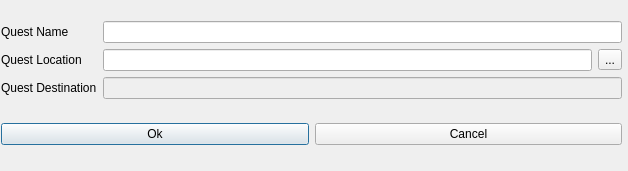
Old version of the form ui/newquestdialog.ui in the repository hkeeble/ProcLevelDesigner.
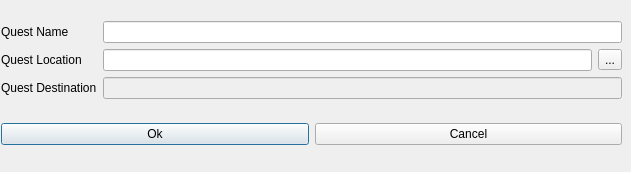
New version of the form.

The edit to the form file:
```diff
--- a/ui/newquestdialog.ui
+++ b/ui/newquestdialog.ui
@@ -6,26 +6,26 @@
    <rect>
     <x>0</x>
     <y>0</y>
-    <width>628</width>
-    <height>171</height>
+    <width>631</width>
+    <height>172</height>
    </rect>
   </property>
   <property name="minimumSize">
    <size>
-    <width>628</width>
-    <height>171</height>
+    <width>631</width>
+    <height>172</height>
    </size>
   </property>
   <property name="maximumSize">
    <size>
-    <width>628</width>
-    <height>171</height>
+    <width>631</width>
+    <height>172</height>
    </size>
   </property>
   <property name="windowTitle">
    <string>New Quest</string>
   </property>
-  <widget class="QWidget" name="">
+  <widget class="QWidget" name="layoutWidget">
    <property name="geometry">
     <rect>
      <x>1</x>
```
Left out of the diff: 8 changed lines with no effect on the pictures.
